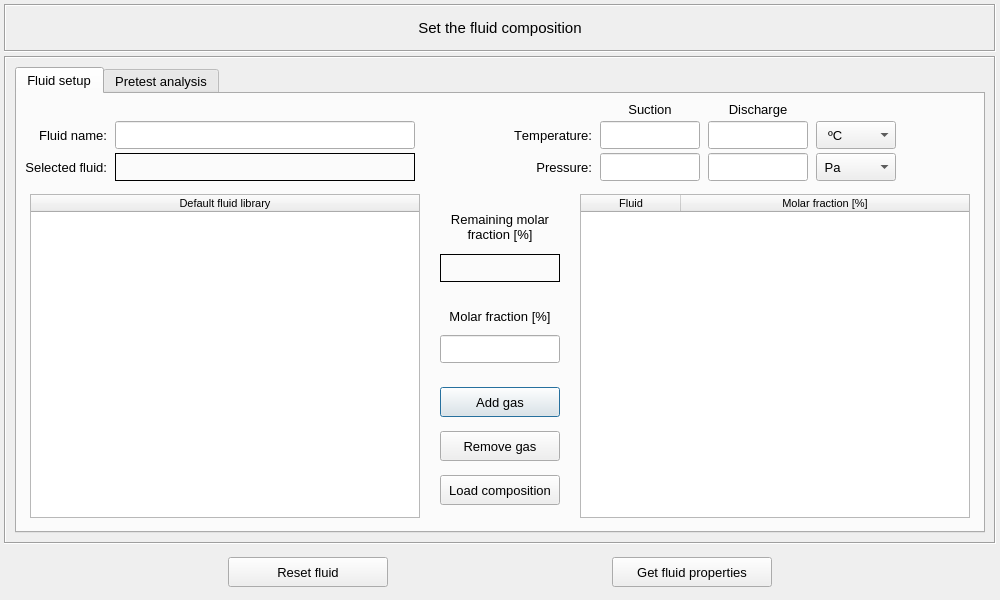
open-pulse/OpenPulse, file pulse/interface/ui_files/model/setup/fluid/set_fluid_composition_input.ui: the form before one commit.
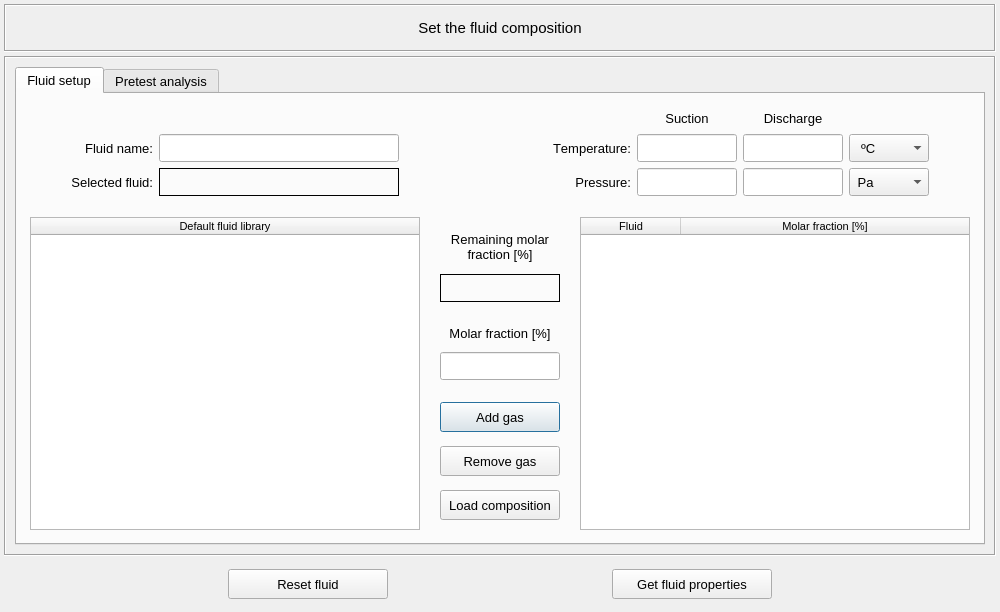
The form after the commit.

Commit message: Adjustments to the fluid composition widget

```diff
--- a/pulse/interface/ui_files/model/setup/fluid/set_fluid_composition_input.ui
+++ b/pulse/interface/ui_files/model/setup/fluid/set_fluid_composition_input.ui
@@ -7,13 +7,13 @@
     <x>0</x>
     <y>0</y>
     <width>1000</width>
-    <height>600</height>
+    <height>612</height>
    </rect>
   </property>
   <property name="minimumSize">
    <size>
     <width>1000</width>
-    <height>600</height>
+    <height>612</height>
    </size>
   </property>
   <property name="maximumSize">
@@ -124,6 +124,12 @@
           </property>
           <item row="0" column="0">
            <widget class="QFrame" name="frame_states">
+            <property name="minimumSize">
+             <size>
+              <width>0</width>
+              <height>110</height>
+             </size>
+            </property>
             <property name="frameShape">
              <enum>QFrame::NoFrame</enum>
             </property>
@@ -149,7 +155,268 @@
              <property name="verticalSpacing">
               <number>4</number>
              </property>
-             <item row="2" column="6">
+             <item row="0" column="1">
+              <spacer name="horizontalSpacer">
+               <property name="orientation">
+                <enum>Qt::Horizontal</enum>
+               </property>
+               <property name="sizeHint" stdset="0">
+                <size>
+                 <width>40</width>
+                 <height>20</height>
+                </size>
+               </property>
+              </spacer>
+             </item>
+             <item row="0" column="0">
+              <widget class="QFrame" name="frame_5">
+               <property name="minimumSize">
+                <size>
+                 <width>0</width>
+                 <height>60</height>
+                </size>
+               </property>
+               <property name="frameShape">
+                <enum>QFrame::NoFrame</enum>
+               </property>
+               <property name="frameShadow">
+                <enum>QFrame::Raised</enum>
+               </property>
+               <layout class="QGridLayout" name="gridLayout_14">
+                <property name="leftMargin">
+                 <number>6</number>
+                </property>
+                <property name="topMargin">
+                 <number>6</number>
+                </property>
+                <property name="rightMargin">
+                 <number>6</number>
+                </property>
+                <property name="bottomMargin">
+                 <number>6</number>
+                </property>
+                <item row="1" column="1">
+                 <widget class="QLabel" name="label_5">
+                  <property name="minimumSize">
+                   <size>
+                    <width>0</width>
+                    <height>28</height>
+                   </size>
+                  </property>
+                  <property name="maximumSize">
+                   <size>
+                    <width>140</width>
+                    <height>28</height>
+                   </size>
+                  </property>
+                  <property name="font">
+                   <font>
+                    <kerning>false</kerning>
+                   </font>
+                  </property>
+                  <property name="text">
+                   <string>Fluid name:</string>
+                  </property>
+                  <property name="alignment">
+                   <set>Qt::AlignRight|Qt::AlignTrailing|Qt::AlignVCenter</set>
+                  </property>
+                 </widget>
+                </item>
+                <item row="1" column="2">
+                 <widget class="QLineEdit" name="lineEdit_fluid_name">
+                  <property name="minimumSize">
+                   <size>
+                    <width>240</width>
+                    <height>28</height>
+                   </size>
+                  </property>
+                  <property name="maximumSize">
+                   <size>
+                    <width>350</width>
+                    <height>28</height>
+                   </size>
+                  </property>
+                  <property name="whatsThis">
+                   <string>&lt;html&gt;&lt;head/&gt;&lt;body&gt;&lt;p&gt;Insert a fluid name&lt;/p&gt;&lt;/body&gt;&lt;/html&gt;</string>
+                  </property>
+                  <property name="styleSheet">
+                   <string notr="true"/>
+                  </property>
+                  <property name="text">
+                   <string/>
+                  </property>
+                  <property name="alignment">
+                   <set>Qt::AlignCenter</set>
+                  </property>
+                 </widget>
+                </item>
+                <item row="1" column="0">
+                 <spacer name="horizontalSpacer_7">
+                  <property name="orientation">
+                   <enum>Qt::Horizontal</enum>
+                  </property>
+                  <property name="sizeHint" stdset="0">
+                   <size>
+                    <width>40</width>
+                    <height>20</height>
+                   </size>
+                  </property>
+                 </spacer>
+                </item>
+                <item row="1" column="3">
+                 <spacer name="horizontalSpacer_4">
+                  <property name="orientation">
+                   <enum>Qt::Horizontal</enum>
+                  </property>
+                  <property name="sizeHint" stdset="0">
+                   <size>
+                    <width>40</width>
+                    <height>20</height>
+                   </size>
+                  </property>
+                 </spacer>
+                </item>
+                <item row="2" column="1">
+                 <widget class="QLabel" name="label_3">
+                  <property name="minimumSize">
+                   <size>
+                    <width>0</width>
+                    <height>28</height>
+                   </size>
+                  </property>
+                  <property name="maximumSize">
+                   <size>
+                    <width>140</width>
+                    <height>28</height>
+                   </size>
+                  </property>
+                  <property name="font">
+                   <font>
+                    <kerning>false</kerning>
+                   </font>
+                  </property>
+                  <property name="text">
+                   <string>Selected fluid:</string>
+                  </property>
+                  <property name="alignment">
+                   <set>Qt::AlignRight|Qt::AlignTrailing|Qt::AlignVCenter</set>
+                  </property>
+                 </widget>
+                </item>
+                <item row="0" column="2">
+                 <widget class="QLabel" name="label_spacing">
+                  <property name="minimumSize">
+                   <size>
+                    <width>100</width>
+                    <height>20</height>
+                   </size>
+                  </property>
+                  <property name="maximumSize">
+                   <size>
+                    <width>1000</width>
+                    <height>20</height>
+                   </size>
+                  </property>
+                  <property name="font">
+                   <font>
+                    <family>MS Shell Dlg 2</family>
+                    <pointsize>10</pointsize>
+                    <weight>50</weight>
+                    <italic>false</italic>
+                    <bold>false</bold>
+                   </font>
+                  </property>
+                  <property name="frameShape">
+                   <enum>QFrame::NoFrame</enum>
+                  </property>
+                  <property name="text">
+                   <string/>
+                  </property>
+                  <property name="alignment">
+                   <set>Qt::AlignCenter</set>
+                  </property>
+                 </widget>
+                </item>
+                <item row="2" column="2">
+                 <widget class="QLabel" name="label_selected_fluid">
+                  <property name="minimumSize">
+                   <size>
+                    <width>240</width>
+                    <height>28</height>
+                   </size>
+                  </property>
+                  <property name="maximumSize">
+                   <size>
+                    <width>350</width>
+                    <height>28</height>
+                   </size>
+                  </property>
+                  <property name="font">
+                   <font>
+                    <pointsize>8</pointsize>
+                   </font>
+                  </property>
+                  <property name="styleSheet">
+                   <string notr="true"/>
+                  </property>
+                  <property name="frameShape">
+                   <enum>QFrame::Box</enum>
+                  </property>
+                  <property name="text">
+                   <string/>
+                  </property>
+                  <property name="alignment">
+                   <set>Qt::AlignCenter</set>
+                  </property>
+                  <property name="wordWrap">
+                   <bool>true</bool>
+                  </property>
+                  <property name="margin">
+                   <number>2</number>
+                  </property>
+                  <property name="indent">
+                   <number>2</number>
+                  </property>
+                 </widget>
+                </item>
+               </layout>
+              </widget>
+             </item>
+             <item row="0" column="2">
+              <widget class="QFrame" name="frame_10">
+               <property name="frameShape">
+                <enum>QFrame::NoFrame</enum>
+               </property>
+               <property name="frameShadow">
+                <enum>QFrame::Raised</enum>
+               </property>
+               <layout class="QGridLayout" name="gridLayout_15">
+                <property name="leftMargin">
+                 <number>6</number>
+                </property>
+                <property name="topMargin">
+                 <number>6</number>
+                </property>
+                <property name="rightMargin">
+                 <number>6</number>
+                </property>
+                <property name="bottomMargin">
+                 <number>6</number>
+                </property>
+                <item row="1" column="5">
+                 <spacer name="horizontalSpacer_2">
+                  <property name="orientation">
+                   <enum>Qt::Horizontal</enum>
+                  </property>
+                  <property name="sizeHint" stdset="0">
+                   <size>
+                    <width>40</width>
+                    <height>20</height>
+                   </size>
+                  </property>
+                 </spacer>
+                </item>
+                <item row="2" column="4">
               <widget class="QComboBox" name="comboBox_pressure_units">
                <property name="minimumSize">
                 <size>
@@ -206,18 +473,18 @@
                </item>
               </widget>
              </item>
-             <item row="0" column="4">
+                <item row="0" column="2">
               <widget class="QLabel" name="label_suction">
                <property name="minimumSize">
                 <size>
                  <width>100</width>
-                 <height>0</height>
+                    <height>20</height>
                 </size>
                </property>
                <property name="maximumSize">
                 <size>
                  <width>100</width>
-                 <height>30</height>
+                    <height>20</height>
                 </size>
                </property>
                <property name="font">
@@ -237,77 +504,8 @@
                </property>
               </widget>
              </item>
-             <item row="1" column="5">
-              <widget class="QLineEdit" name="lineEdit_temperature_disch">
-               <property name="minimumSize">
-                <size>
-                 <width>100</width>
-                 <height>28</height>
-                </size>
-               </property>
-               <property name="maximumSize">
-                <size>
-                 <width>100</width>
-                 <height>28</height>
-                </size>
-               </property>
-               <property name="font">
-                <font>
-                 <pointsize>10</pointsize>
-                 <weight>50</weight>
-                 <italic>false</italic>
-                 <bold>false</bold>
-                </font>
-               </property>
-               <property name="styleSheet">
-                <string notr="true"/>
-               </property>
-               <property name="text">
-                <string/>
-               </property>
-               <property name="alignment">
-                <set>Qt::AlignCenter</set>
-               </property>
-              </widget>
-             </item>
-             <item row="2" column="5">
-              <widget class="QLineEdit" name="lineEdit_pressure_disch">
-               <property name="enabled">
-                <bool>true</bool>
-               </property>
-               <property name="minimumSize">
-                <size>
-                 <width>100</width>
-                 <height>28</height>
-                </size>
-               </property>
-               <property name="maximumSize">
-                <size>
-                 <width>100</width>
-                 <height>28</height>
-                </size>
-               </property>
-               <property name="font">
-                <font>
-                 <pointsize>10</pointsize>
-                 <weight>50</weight>
-                 <italic>false</italic>
-                 <bold>false</bold>
-                </font>
-               </property>
-               <property name="styleSheet">
-                <string notr="true"/>
-               </property>
-               <property name="text">
-                <string/>
-               </property>
-               <property name="alignment">
-                <set>Qt::AlignCenter</set>
-               </property>
-              </widget>
-             </item>
-             <item row="2" column="3">
-              <widget class="QLabel" name="label_9">
+                <item row="1" column="1">
+                 <widget class="QLabel" name="label_10">
                <property name="minimumSize">
                 <size>
                  <width>90</width>
@@ -331,50 +529,45 @@
                 </font>
                </property>
                <property name="text">
-                <string>Pressure:</string>
+                   <string>Temperature:</string>
                </property>
                <property name="alignment">
                 <set>Qt::AlignRight|Qt::AlignTrailing|Qt::AlignVCenter</set>
                </property>
               </widget>
              </item>
-             <item row="2" column="4">
-              <widget class="QLineEdit" name="lineEdit_pressure">
-               <property name="enabled">
-                <bool>true</bool>
-               </property>
+                <item row="0" column="3">
+                 <widget class="QLabel" name="label_discharge">
                <property name="minimumSize">
                 <size>
                  <width>100</width>
-                 <height>28</height>
+                    <height>20</height>
                 </size>
                </property>
                <property name="maximumSize">
                 <size>
                  <width>100</width>
-                 <height>28</height>
+                    <height>20</height>
                 </size>
                </property>
                <property name="font">
                 <font>
+                    <family>MS Shell Dlg 2</family>
                  <pointsize>10</pointsize>
                  <weight>50</weight>
                  <italic>false</italic>
                  <bold>false</bold>
                 </font>
                </property>
-               <property name="styleSheet">
-                <string notr="true"/>
-               </property>
                <property name="text">
-                <string/>
+                   <string>Discharge</string>
                </property>
                <property name="alignment">
                 <set>Qt::AlignCenter</set>
                </property>
               </widget>
              </item>
-             <item row="1" column="4">
+                <item row="1" column="2">
               <widget class="QLineEdit" name="lineEdit_temperature">
                <property name="minimumSize">
                 <size>
@@ -407,7 +600,7 @@
                </property>
               </widget>
              </item>
-             <item row="1" column="6">
+                <item row="1" column="4">
               <widget class="QComboBox" name="comboBox_temperature_units">
                <property name="minimumSize">
                 <size>
@@ -447,39 +640,41 @@
                </item>
               </widget>
              </item>
-             <item row="0" column="5">
-              <widget class="QLabel" name="label_discharge">
-               <property name="minimumSize">
-                <size>
-                 <width>100</width>
-                 <height>0</height>
-                </size>
-               </property>
-               <property name="maximumSize">
-                <size>
-                 <width>100</width>
-                 <height>30</height>
-                </size>
-               </property>
-               <property name="font">
-                <font>
-                 <family>MS Shell Dlg 2</family>
-                 <pointsize>10</pointsize>
-                 <weight>50</weight>
-                 <italic>false</italic>
-                 <bold>false</bold>
-                </font>
-               </property>
-               <property name="text">
-                <string>Discharge</string>
-               </property>
-               <property name="alignment">
-                <set>Qt::AlignCenter</set>
-               </property>
-              </widget>
-             </item>
              <item row="1" column="3">
-              <widget class="QLabel" name="label_10">
+                 <widget class="QLineEdit" name="lineEdit_temperature_disch">
+                  <property name="minimumSize">
+                   <size>
+                    <width>100</width>
+                    <height>28</height>
+                   </size>
+                  </property>
+                  <property name="maximumSize">
+                   <size>
+                    <width>100</width>
+                    <height>28</height>
+                   </size>
+                  </property>
+                  <property name="font">
+                   <font>
+                    <pointsize>10</pointsize>
+                    <weight>50</weight>
+                    <italic>false</italic>
+                    <bold>false</bold>
+                   </font>
+                  </property>
+                  <property name="styleSheet">
+                   <string notr="true"/>
+                  </property>
+                  <property name="text">
+                   <string/>
+                  </property>
+                  <property name="alignment">
+                   <set>Qt::AlignCenter</set>
+                  </property>
+                 </widget>
+                </item>
+                <item row="2" column="1">
+                 <widget class="QLabel" name="label_9">
                <property name="minimumSize">
                 <size>
                  <width>90</width>
@@ -503,42 +698,73 @@
                 </font>
                </property>
                <property name="text">
-                <string>Temperature:</string>
+                   <string>Pressure:</string>
                </property>
                <property name="alignment">
                 <set>Qt::AlignRight|Qt::AlignTrailing|Qt::AlignVCenter</set>
                </property>
               </widget>
              </item>
-             <item row="1" column="7">
-              <spacer name="horizontalSpacer">
-               <property name="orientation">
-                <enum>Qt::Horizontal</enum>
-               </property>
-               <property name="sizeHint" stdset="0">
+                <item row="2" column="3">
+                 <widget class="QLineEdit" name="lineEdit_pressure_disch">
+                  <property name="enabled">
+                   <bool>true</bool>
+                  </property>
+                  <property name="minimumSize">
                 <size>
-                 <width>40</width>
-                 <height>20</height>
-                </size>
-               </property>
-              </spacer>
-             </item>
-             <item row="1" column="1">
-              <widget class="QLineEdit" name="lineEdit_fluid_name">
+                    <width>100</width>
+                    <height>28</height>
+                   </size>
+                  </property>
+                  <property name="maximumSize">
+                   <size>
+                    <width>100</width>
+                    <height>28</height>
+                   </size>
+                  </property>
+                  <property name="font">
+                   <font>
+                    <pointsize>10</pointsize>
+                    <weight>50</weight>
+                    <italic>false</italic>
+                    <bold>false</bold>
+                   </font>
+                  </property>
+                  <property name="styleSheet">
+                   <string notr="true"/>
+                  </property>
+                  <property name="text">
+                   <string/>
+                  </property>
+                  <property name="alignment">
+                   <set>Qt::AlignCenter</set>
+                  </property>
+                 </widget>
+                </item>
+                <item row="2" column="2">
+                 <widget class="QLineEdit" name="lineEdit_pressure">
+                  <property name="enabled">
+                   <bool>true</bool>
+                  </property>
                <property name="minimumSize">
                 <size>
-                 <width>300</width>
+                    <width>100</width>
                  <height>28</height>
                 </size>
                </property>
                <property name="maximumSize">
                 <size>
-                 <width>350</width>
+                    <width>100</width>
                  <height>28</height>
                 </size>
                </property>
-               <property name="whatsThis">
-                <string>&lt;html&gt;&lt;head/&gt;&lt;body&gt;&lt;p&gt;Insert a fluid name&lt;/p&gt;&lt;/body&gt;&lt;/html&gt;</string>
+                  <property name="font">
+                   <font>
+                    <pointsize>10</pointsize>
+                    <weight>50</weight>
+                    <italic>false</italic>
+                    <bold>false</bold>
+                   </font>
                </property>
                <property name="styleSheet">
                 <string notr="true"/>
@@ -552,115 +778,6 @@
               </widget>
              </item>
              <item row="1" column="0">
-              <widget class="QLabel" name="label_5">
-               <property name="minimumSize">
-                <size>
-                 <width>0</width>
-                 <height>28</height>
-                </size>
-               </property>
-               <property name="maximumSize">
-                <size>
-                 <width>140</width>
-                 <height>28</height>
-                </size>
-               </property>
-               <property name="font">
-                <font>
-                 <kerning>false</kerning>
-                </font>
-               </property>
-               <property name="text">
-                <string>Fluid name:</string>
-               </property>
-               <property name="alignment">
-                <set>Qt::AlignRight|Qt::AlignTrailing|Qt::AlignVCenter</set>
-               </property>
-              </widget>
-             </item>
-             <item row="2" column="1">
-              <widget class="QLabel" name="label_selected_fluid">
-               <property name="minimumSize">
-                <size>
-                 <width>300</width>
-                 <height>28</height>
-                </size>
-               </property>
-               <property name="maximumSize">
-                <size>
-                 <width>350</width>
-                 <height>28</height>
-                </size>
-               </property>
-               <property name="font">
-                <font>
-                 <pointsize>8</pointsize>
-                </font>
-               </property>
-               <property name="styleSheet">
-                <string notr="true"/>
-               </property>
-               <property name="frameShape">
-                <enum>QFrame::Box</enum>
-               </property>
-               <property name="text">
-                <string/>
-               </property>
-               <property name="alignment">
-                <set>Qt::AlignCenter</set>
-               </property>
-               <property name="wordWrap">
-                <bool>true</bool>
-               </property>
-               <property name="margin">
-                <number>2</number>
-               </property>
-               <property name="indent">
-                <number>2</number>
-               </property>
-              </widget>
-             </item>
-             <item row="2" column="0">
-              <widget class="QLabel" name="label_3">
-               <property name="minimumSize">
-                <size>
-                 <width>0</width>
-                 <height>28</height>
-                </size>
-               </property>
-               <property name="maximumSize">
-                <size>
-                 <width>140</width>
-                 <height>28</height>
-                </size>
-               </property>
-               <property name="font">
-                <font>
-                 <kerning>false</kerning>
-                </font>
-               </property>
-               <property name="text">
-                <string>Selected fluid:</string>
-               </property>
-               <property name="alignment">
-                <set>Qt::AlignRight|Qt::AlignTrailing|Qt::AlignVCenter</set>
-               </property>
-              </widget>
-             </item>
-             <item row="2" column="7">
-              <spacer name="horizontalSpacer_2">
-               <property name="orientation">
-                <enum>Qt::Horizontal</enum>
-               </property>
-               <property name="sizeHint" stdset="0">
-                <size>
-                 <width>40</width>
-                 <height>20</height>
-                </size>
-               </property>
-              </spacer>
-             </item>
-             <item row="1" column="2">
               <spacer name="horizontalSpacer_3">
                <property name="orientation">
                 <enum>Qt::Horizontal</enum>
@@ -673,18 +790,8 @@
                </property>
               </spacer>
              </item>
-             <item row="2" column="2">
-              <spacer name="horizontalSpacer_4">
-               <property name="orientation">
-                <enum>Qt::Horizontal</enum>
-               </property>
-               <property name="sizeHint" stdset="0">
-                <size>
-                 <width>40</width>
-                 <height>20</height>
-                </size>
-               </property>
-              </spacer>
+               </layout>
+              </widget>
              </item>
             </layout>
            </widget>
@@ -764,7 +871,8 @@
                       </size>
                      </property>
                      <property name="text">
-                      <string>Remaining molar fraction [%]</string>
+                      <string>Remaining molar 
+fraction [%]</string>
                      </property>
                      <property name="alignment">
                       <set>Qt::AlignCenter</set>
```
Lines whose indentation alone changed are shown as unchanged. The commit also changes 2 other files.
